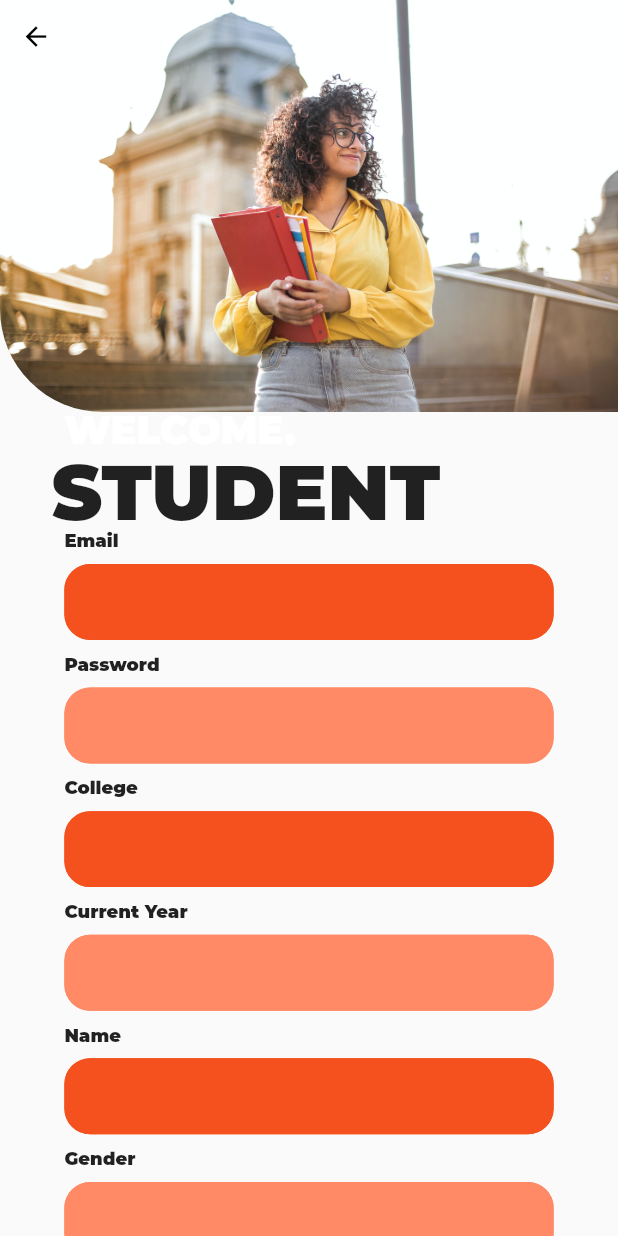
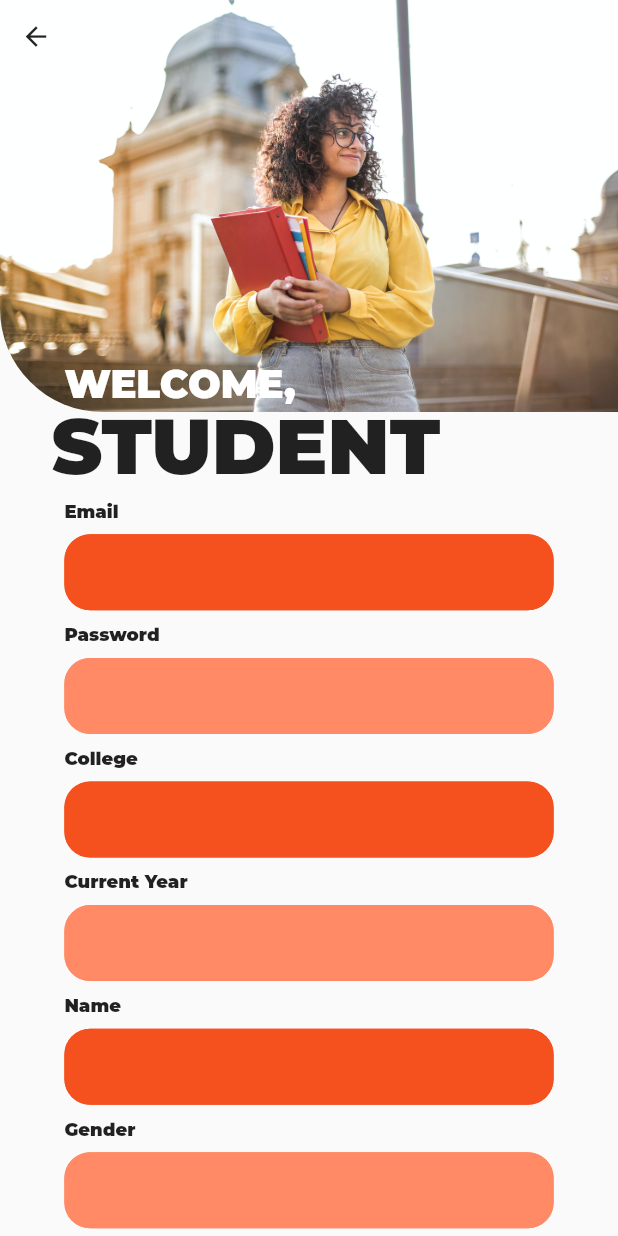
Before and after one commit to redrum1989/flutter_wall-1, a Flutter app: the StudentRegisterScreen screen opened by its route, on a phone screen of 412 x 824 dp. Run offline on Flutter 3.47's test engine with Material 2 defaults, Android fonts, the phone set to English and light mode, and no system bars; our stand-ins replace cloud_firestore, firebase_auth, firebase_core, flutter_phoenix, responsive_framework; missing offline and left inert: dart:ffi; accounts and stored records are empty.

Commit message:
student register scrollable

```diff
--- a/lib/Screens/student_register_screen.dart
+++ b/lib/Screens/student_register_screen.dart
@@ -27,238 +27,63 @@ class _StudentRegisterScreenState extends State<StudentRegisterScreen> {
   Widget build(BuildContext context) {
     return Scaffold(
       extendBodyBehindAppBar: true,
-      appBar: AppBar(
-                iconTheme: IconThemeData(
-                color: Colors.black),
-                backgroundColor: Colors.transparent,
-                elevation: 0,
-      ),
-      body: Stack(
+      body: ListView(
         children: [
           Column(
             children: [
-              Container(
-                child: ClipRRect(
-                  borderRadius: BorderRadius.only(bottomLeft: Radius.circular(80)),
-                  child: Image(image: AssetImage('assets/img/student bg.jpg',))),
+              Stack(
+                children: [
+                  Bg(),
+                  Welcome(),
+                  Student(),
+                  Padding(
+                    padding: const EdgeInsets.fromLTRB(4, 4, 0, 0),
+                    child: IconButton(onPressed: (){
+                      Navigator.of(context).pop();
+                    }, icon: Icon(
+                      Icons.arrow_back)),
                   )
                 ],
               ),
+              SizedBox(height:5),
+              Email(),
+              Emailtext(emailTextController: _emailTextController),
+              Password(),
+              PasswordText(pwTextController: _pwTextController),
+              College(),
+              Collegetext(collegeTextController: _collegeTextController),
+              Currentyear(),
+              CurrentyearText(currentYearTextController: _currentYearTextController),
+              Name(),
+              NameText(nameTextController: _nameTextController),
+              Gender(),
+              Gendertext(genderTextController: _genderTextController),
+              SizedBox(height: 10),
+             Pindutan(emailTextController: _emailTextController, pwTextController: _pwTextController, collegeTextController: _collegeTextController, currentYearTextController: _currentYearTextController, nameTextController: _nameTextController),
+        ]),
+    ]));
+  }
+}
 
-          ListView(
-            children: [
-              Stack(
-                children: [
-                  SizedBox(height: 260,),
-                ],
-              ),
-              Container(
-                height: 30,
-                child: Padding(
-                  padding: const EdgeInsets.fromLTRB(50, 0, 0, 0),
-                  child: Text('WELCOME,',
-                  style: TextStyle(
-                    fontFamily: 'mont',
-                    fontWeight: FontWeight.w900,
-                    fontSize: 30,
-                    color: Colors.white
-                  ),
-                  ),
-                ),
-              ),
-              Container(
-                height: 60,
-                child: Padding(
-                  padding: const EdgeInsets.fromLTRB(40, 0, 0, 0),
-                  child: Text('STUDENT',
-                  style: TextStyle(
-                    fontFamily: 'mont',
-                      fontWeight: FontWeight.w900,
-                      fontSize: 60,
-                  ),),
-                ),
-              ),
-              SizedBox(height:5),
-              Align(
-                alignment: Alignment.centerLeft,
-                child: Padding(
-                  padding: const EdgeInsets.fromLTRB(50, 0, 0, 0),
-                  child: Text("Email",
-                  style: TextStyle(
-                  fontFamily: 'mont',
-                  fontWeight: FontWeight.w900
-              ),),
-                )),
-              Padding(
-                padding: const EdgeInsets.fromLTRB(50, 10, 50, 10),
-                child: TextFormField(
-                  decoration: InputDecoration(
-                  filled: true,
-                  focusColor: Colors.grey[200],
-                  fillColor: Colors.deepOrange[600],
-                  enabledBorder: OutlineInputBorder(
-                  borderRadius: BorderRadius.circular(20),
-                  borderSide: BorderSide(
-                    color: Colors.deepOrange[600],
-                    width: 2
-                  )
-                )
+class Pindutan extends StatelessWidget {
+  const Pindutan({
+    Key key,
+    @required TextEditingController emailTextController,
+    @required TextEditingController pwTextController,
+    @required TextEditingController collegeTextController,
+    @required TextEditingController currentYearTextController,
+    @required TextEditingController nameTextController,
+  }) : _emailTextController = emailTextController, _pwTextController = pwTextController, _collegeTextController = collegeTextController, _currentYearTextController = currentYearTextController, _nameTextController = nameTextController, super(key: key);
 
-                  ),
-                  controller: _emailTextController,
-                ),
-              ),
-              Align(
-                alignment: Alignment.centerLeft,
-                child: Padding(
-                  padding: const EdgeInsets.fromLTRB(50, 0, 0, 0),
-                  child: Text("Password",
-                  style: TextStyle(
-                  fontFamily: 'mont',
-                  fontWeight: FontWeight.w900
-              ),),
-                )),
-              Padding(
-                padding: const EdgeInsets.fromLTRB(50, 10, 50, 10),
-                child: TextFormField(
-                  decoration: InputDecoration(
-                  filled: true,
-                  focusColor: Colors.grey[200],
-                  fillColor: Colors.deepOrange[300],
-                  enabledBorder: OutlineInputBorder(
-                  borderRadius: BorderRadius.circular(20),
-                  borderSide: BorderSide(
-                    color: Colors.deepOrange[300],
-                    width: 2
-                  )
-                )
-                  ),
-                  controller: _pwTextController,
-                  obscureText: true,
-                ),
-              ),
+  final TextEditingController _emailTextController;
+  final TextEditingController _pwTextController;
+  final TextEditingController _collegeTextController;
+  final TextEditingController _currentYearTextController;
+  final TextEditingController _nameTextController;
 
-
-              Align(
-                alignment: Alignment.centerLeft,
-                child: Padding(
-                  padding: const EdgeInsets.fromLTRB(50, 0, 0, 0),
-                  child: Text("College",
-                  style: TextStyle(
-                  fontFamily: 'mont',
-                  fontWeight: FontWeight.w900
-              ),),
-                )),
-              Padding(
-                padding: const EdgeInsets.fromLTRB(50, 10, 50, 10),
-                child: TextFormField(
-                  decoration: InputDecoration(
-                  filled: true,
-                  focusColor: Colors.grey[200],
-                  fillColor: Colors.deepOrange[600],
-                  enabledBorder: OutlineInputBorder(
-                  borderRadius: BorderRadius.circular(20),
-                  borderSide: BorderSide(
-                    color: Colors.deepOrange[600],
-                    width: 2
-                  )
-                )
-              ),
-                  controller: _collegeTextController,
-            ),
-          ),
-
-
-              Align(
-                alignment: Alignment.centerLeft,
-                child: Padding(
-                  padding: const EdgeInsets.fromLTRB(50, 0, 0, 0),
-                  child: Text("Current Year",
-                  style: TextStyle(
-                  fontFamily: 'mont',
-                  fontWeight: FontWeight.w900
-              ),),
-                )),
-              Padding(
-                padding: const EdgeInsets.fromLTRB(50, 10, 50, 10),
-                child: TextFormField(
-                  decoration: InputDecoration(
-                    filled: true,
-                    focusColor: Colors.grey[200],
-                    fillColor: Colors.deepOrange[300],
-                    enabledBorder: OutlineInputBorder(
-                      borderRadius: BorderRadius.circular(20),
-                      borderSide: BorderSide(
-                        color: Colors.deepOrange[300],
-                        width: 2
-                      )
-                    )
-                  ),
-                    controller: _currentYearTextController,
-                ),
-              ),
-
-
-              Align(
-                alignment: Alignment.centerLeft,
-                child: Padding(
-                  padding: const EdgeInsets.fromLTRB(50, 0, 0, 0),
-                  child: Text("Name",
-                  style: TextStyle(
-                  fontFamily: 'mont',
-                  fontWeight: FontWeight.w900
-              ),),
-                )),
-              Padding(
-                padding: const EdgeInsets.fromLTRB(50, 10, 50, 10),
-                child: TextFormField(
-                  decoration: InputDecoration(
-                  filled: true,
-                  focusColor: Colors.grey[800],
-                  fillColor: Colors.deepOrange[600],
-                  enabledBorder: OutlineInputBorder(
-                  borderRadius: BorderRadius.circular(20),
-                  borderSide: BorderSide(
-                    color: Colors.deepOrange[600],
-                    width: 2
-                  )
-                )
-              ),
-                  controller: _nameTextController,
-            ),
-          ),
-
-
-              Align(
-                alignment: Alignment.centerLeft,
-                child: Padding(
-                  padding: const EdgeInsets.fromLTRB(50, 0, 0, 0),
-                  child: Text("Gender",
-                  style: TextStyle(
-                  fontFamily: 'mont',
-                  fontWeight: FontWeight.w900
-              ),),
-                )),
-              Padding(
-                padding: const EdgeInsets.fromLTRB(50, 10, 50, 10),
-                child: TextFormField(
-                  decoration: InputDecoration(
-                  filled: true,
-                  focusColor: Colors.grey[200],
-                  fillColor: Colors.deepOrange[300],
-                  enabledBorder: OutlineInputBorder(
-                  borderRadius: BorderRadius.circular(20),
-                  borderSide: BorderSide(
-                    color: Colors.deepOrange[300],
-                    width: 2
-                  )
-                )
-              ),
-                  controller: _genderTextController,
-            ),
-          ),
-              SizedBox(height: 10),
-              ButtonBar(
+  @override
+  Widget build(BuildContext context) {
+    return ButtonBar(
       alignment: MainAxisAlignment.end,
       children: [
         Padding(
@@ -288,11 +113,349 @@ class _StudentRegisterScreenState extends State<StudentRegisterScreen> {
           ),
         ),
       ],
-              ),
-            ],
-          ),
-        ],
+    );
+  }
+}
+
+class Gendertext extends StatelessWidget {
+  const Gendertext({
+    Key key,
+    @required TextEditingController genderTextController,
+  }) : _genderTextController = genderTextController, super(key: key);
+
+  final TextEditingController _genderTextController;
+
+  @override
+  Widget build(BuildContext context) {
+    return Padding(
+      padding: const EdgeInsets.fromLTRB(50, 10, 50, 10),
+      child: TextFormField(
+        decoration: InputDecoration(
+        filled: true,
+        focusColor: Colors.grey[200],
+        fillColor: Colors.deepOrange[300],
+        enabledBorder: OutlineInputBorder(
+        borderRadius: BorderRadius.circular(20),
+        borderSide: BorderSide(
+          color: Colors.deepOrange[300],
+          width: 2))),
+        controller: _genderTextController,
       ),
     );
   }
 }
+
+class Gender extends StatelessWidget {
+  const Gender({
+    Key key,
+  }) : super(key: key);
+
+  @override
+  Widget build(BuildContext context) {
+    return Align(
+      alignment: Alignment.centerLeft,
+      child: Padding(
+        padding: const EdgeInsets.fromLTRB(50, 0, 0, 0),
+        child: Text("Gender",
+        style: TextStyle(
+        fontFamily: 'mont',
+        fontWeight: FontWeight.w900)),
+      )
+    );
+  }
+}
+
+class NameText extends StatelessWidget {
+  const NameText({
+    Key key,
+    @required TextEditingController nameTextController,
+  }) : _nameTextController = nameTextController, super(key: key);
+
+  final TextEditingController _nameTextController;
+
+  @override
+  Widget build(BuildContext context) {
+    return Padding(
+      padding: const EdgeInsets.fromLTRB(50, 10, 50, 10),
+      child: TextFormField(
+        decoration: InputDecoration(
+        filled: true,
+        focusColor: Colors.grey[800],
+        fillColor: Colors.deepOrange[600],
+        enabledBorder: OutlineInputBorder(
+        borderRadius: BorderRadius.circular(20),
+        borderSide: BorderSide(
+          color: Colors.deepOrange[600],
+          width: 2))),
+        controller: _nameTextController,
+      ),
+    );
+  }
+}
+
+class Name extends StatelessWidget {
+  const Name({
+    Key key,
+  }) : super(key: key);
+
+  @override
+  Widget build(BuildContext context) {
+    return Align(
+      alignment: Alignment.centerLeft,
+      child: Padding(
+        padding: const EdgeInsets.fromLTRB(50, 0, 0, 0),
+        child: Text("Name",
+        style: TextStyle(
+        fontFamily: 'mont',
+        fontWeight: FontWeight.w900)),
+      )
+    );
+  }
+}
+
+class CurrentyearText extends StatelessWidget {
+  const CurrentyearText({
+    Key key,
+    @required TextEditingController currentYearTextController,
+  }) : _currentYearTextController = currentYearTextController, super(key: key);
+
+  final TextEditingController _currentYearTextController;
+
+  @override
+  Widget build(BuildContext context) {
+    return Padding(
+      padding: const EdgeInsets.fromLTRB(50, 10, 50, 10),
+      child: TextFormField(
+        decoration: InputDecoration(
+          filled: true,
+          focusColor: Colors.grey[200],
+          fillColor: Colors.deepOrange[300],
+          enabledBorder: OutlineInputBorder(
+            borderRadius: BorderRadius.circular(20),
+            borderSide: BorderSide(
+              color: Colors.deepOrange[300],
+              width: 2))),
+          controller: _currentYearTextController,
+      ),
+    );
+  }
+}
+
+class Currentyear extends StatelessWidget {
+  const Currentyear({
+    Key key,
+  }) : super(key: key);
+
+  @override
+  Widget build(BuildContext context) {
+    return Align(
+      alignment: Alignment.centerLeft,
+      child: Padding(
+        padding: const EdgeInsets.fromLTRB(50, 0, 0, 0),
+        child: Text("Current Year",
+        style: TextStyle(
+        fontFamily: 'mont',
+        fontWeight: FontWeight.w900)),
+      )
+    );
+  }
+}
+
+class Collegetext extends StatelessWidget {
+  const Collegetext({
+    Key key,
+    @required TextEditingController collegeTextController,
+  }) : _collegeTextController = collegeTextController, super(key: key);
+
+  final TextEditingController _collegeTextController;
+
+  @override
+  Widget build(BuildContext context) {
+    return Padding(
+      padding: const EdgeInsets.fromLTRB(50, 10, 50, 10),
+      child: TextFormField(
+        decoration: InputDecoration(
+        filled: true,
+        focusColor: Colors.grey[200],
+        fillColor: Colors.deepOrange[600],
+        enabledBorder: OutlineInputBorder(
+        borderRadius: BorderRadius.circular(20),
+        borderSide: BorderSide(
+          color: Colors.deepOrange[600],
+          width: 2))),
+        controller: _collegeTextController,
+      ),
+    );
+  }
+}
+
+class College extends StatelessWidget {
+  const College({
+    Key key,
+  }) : super(key: key);
+
+  @override
+  Widget build(BuildContext context) {
+    return Align(
+      alignment: Alignment.centerLeft,
+      child: Padding(
+        padding: const EdgeInsets.fromLTRB(50, 0, 0, 0),
+        child: Text("College",
+        style: TextStyle(
+        fontFamily: 'mont',
+        fontWeight: FontWeight.w900)),
+    ));
+  }
+}
+
+class PasswordText extends StatelessWidget {
+  const PasswordText({
+    Key key,
+    @required TextEditingController pwTextController,
+  }) : _pwTextController = pwTextController, super(key: key);
+
+  final TextEditingController _pwTextController;
+
+  @override
+  Widget build(BuildContext context) {
+    return Padding(
+      padding: const EdgeInsets.fromLTRB(50, 10, 50, 10),
+      child: TextFormField(
+        decoration: InputDecoration(
+        filled: true,
+        focusColor: Colors.grey[200],
+        fillColor: Colors.deepOrange[300],
+        enabledBorder: OutlineInputBorder(
+        borderRadius: BorderRadius.circular(20),
+        borderSide: BorderSide(
+          color: Colors.deepOrange[300],
+          width: 2))),
+        controller: _pwTextController,
+        obscureText: true,
+      ),
+    );
+  }
+}
+
+class Password extends StatelessWidget {
+  const Password({
+    Key key,
+  }) : super(key: key);
+
+  @override
+  Widget build(BuildContext context) {
+    return Align(
+      alignment: Alignment.centerLeft,
+      child: Padding(
+        padding: const EdgeInsets.fromLTRB(50, 0, 0, 0),
+        child: Text("Password",
+        style: TextStyle(
+        fontFamily: 'mont',
+        fontWeight: FontWeight.w900))
+      )
+    );
+  }
+}
+
+class Emailtext extends StatelessWidget {
+  const Emailtext({
+    Key key,
+    @required TextEditingController emailTextController,
+  }) : _emailTextController = emailTextController, super(key: key);
+
+  final TextEditingController _emailTextController;
+
+  @override
+  Widget build(BuildContext context) {
+    return Padding(
+      padding: const EdgeInsets.fromLTRB(50, 10, 50, 10),
+      child: TextFormField(
+        decoration: InputDecoration(
+        filled: true,
+        focusColor: Colors.grey[200],
+        fillColor: Colors.deepOrange[600],
+        enabledBorder: OutlineInputBorder(
+        borderRadius: BorderRadius.circular(20),
+        borderSide: BorderSide(
+          color: Colors.deepOrange[600],
+          width: 2))),
+        controller: _emailTextController,
+      ),
+    );
+  }
+}
+
+class Email extends StatelessWidget {
+  const Email({
+    Key key,
+  }) : super(key: key);
+
+  @override
+  Widget build(BuildContext context) {
+    return Align(
+      alignment: Alignment.centerLeft,
+      child: Padding(
+        padding: const EdgeInsets.fromLTRB(50, 0, 0, 0),
+        child: Text("Email",
+        style: TextStyle(
+        fontFamily: 'mont',
+        fontWeight: FontWeight.w900))
+      )
+    );
+  }
+}
+
+class Student extends StatelessWidget {
+  const Student({
+    Key key,
+  }) : super(key: key);
+
+  @override
+  Widget build(BuildContext context) {
+    return Padding(
+      padding: const EdgeInsets.fromLTRB(40, 310, 0, 0),
+      child: Text('STUDENT',
+      style: TextStyle(
+        fontFamily: 'mont',
+          fontWeight: FontWeight.w900,
+          fontSize: 60,
+      ),),
+    );
+  }
+}
+
+class Welcome extends StatelessWidget {
+  const Welcome({
+    Key key,
+  }) : super(key: key);
+
+  @override
+  Widget build(BuildContext context) {
+    return Padding(
+      padding: const EdgeInsets.fromLTRB(50, 280, 0, 0),
+      child: Text('WELCOME,',
+      style: TextStyle(
+        fontFamily: 'mont',
+        fontWeight: FontWeight.w900,
+        fontSize: 30,
+        color: Colors.white
+      ),
+      ),
+    );
+  }
+}
+
+class Bg extends StatelessWidget {
+  const Bg({
+    Key key,
+  }) : super(key: key);
+
+  @override
+  Widget build(BuildContext context) {
+    return Container(
+      child: ClipRRect(
+        borderRadius: BorderRadius.only(bottomLeft: Radius.circular(80)),
+        child: Image(image: AssetImage('assets/img/student bg.jpg',))),
+    );
+  }
+}
```
Lines whose indentation alone changed are shown as unchanged.
